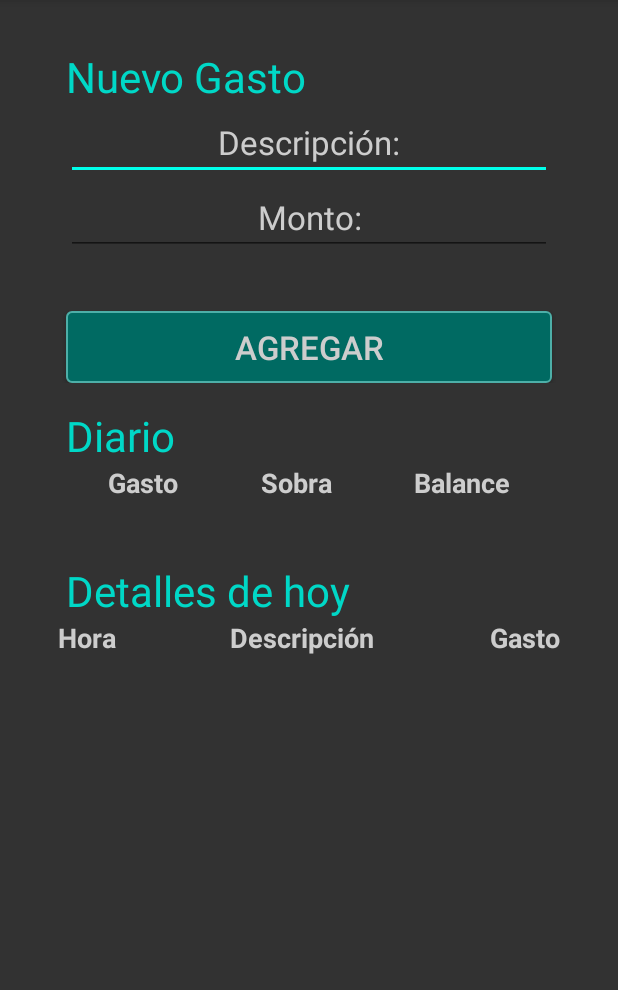
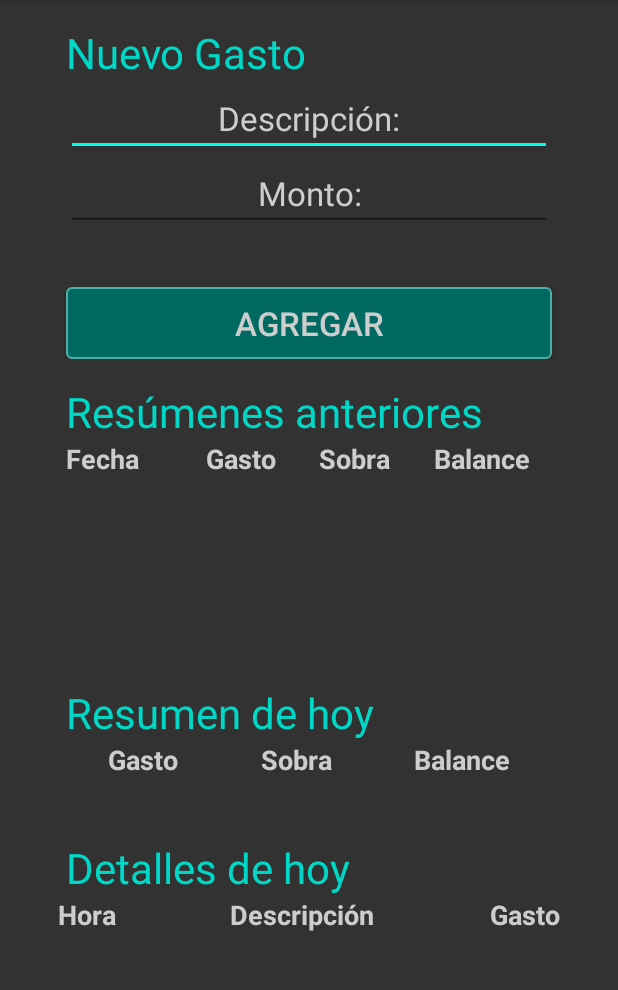
Before and after one commit to gonza56d/Caronte, an Android app: the NewDetalleDiarioActivity screen opened directly, with no data from a screen before it, on a phone screen of 412 x 824 dp, the part 84-1074 px from its top. Run offline under Robolectric (Android 15) with nearby library versions, the phone set to English and light mode, and no system bars; our stand-ins replace Room's generated code.

Commit message:
Posibilidad de ver diarios anteriores, ademas de que elimina periodos viejos para ahorrar almacenamiento.

```diff
--- a/app/src/main/java/com/caronte/diarios/business/newdetallediario/FindDetallesDiarios.java
+++ b/app/src/main/java/com/caronte/diarios/business/newdetallediario/FindDetallesDiarios.java
@@ -9,7 +9,6 @@ import com.caronte.room.AppDatabase;
 
 import java.lang.ref.WeakReference;
 import java.util.ArrayList;
-import java.util.Date;
 import java.util.List;
 
 public class FindDetallesDiarios extends AsyncTask<Void, Void, List<DetalleDiario>> {
@@ -42,6 +41,7 @@ public class FindDetallesDiarios extends AsyncTask<Void, Void, List<DetalleDiari
         } else {
             llamador.setDetallesDiarios(new ArrayList<DetalleDiario>());
         }
+        llamador.findDiariosAnteriores();
     }
 
 }
--- a/app/src/main/java/com/caronte/diarios/business/newdetallediario/FindDiario.java
+++ b/app/src/main/java/com/caronte/diarios/business/newdetallediario/FindDiario.java
@@ -8,7 +8,6 @@ import com.caronte.diarios.entities.Diario;
 import com.caronte.room.AppDatabase;
 
 import java.lang.ref.WeakReference;
-import java.util.Date;
 
 public class FindDiario extends AsyncTask<Void, Void, Diario> {
 
--- a/app/src/main/java/com/caronte/diarios/business/newdetallediario/IntBusNewDetalleDiario.java
+++ b/app/src/main/java/com/caronte/diarios/business/newdetallediario/IntBusNewDetalleDiario.java
@@ -18,6 +18,9 @@ public interface IntBusNewDetalleDiario {
     //Find Detalle Diario
     void findDetallesDiarios();
     void setDetallesDiarios(List<DetalleDiario> listDetallesDiarios);
+    //Diarios anteriores
+    void findDiariosAnteriores();
+    void setDiariosAnteriores(List<Diario> diariosAnteriores);
     //Excepciones
     void raiseException(String mensaje);
     //Update movimiento
--- a/app/src/main/java/com/caronte/diarios/business/newperiodo/IntBusNewPeriodo.java
+++ b/app/src/main/java/com/caronte/diarios/business/newperiodo/IntBusNewPeriodo.java
@@ -1,7 +1,6 @@
 package com.caronte.diarios.business.newperiodo;
 
 public interface IntBusNewPeriodo {
-
     void createPeriodoException(String exceptionMessage);
-
+    void createPeriodo();
 }
--- a/app/src/main/java/com/caronte/diarios/daos/DiarioDao.java
+++ b/app/src/main/java/com/caronte/diarios/daos/DiarioDao.java
@@ -8,6 +8,7 @@ import androidx.room.Update;
 import com.caronte.diarios.entities.Diario;
 
 import java.util.Date;
+import java.util.List;
 
 @Dao
 public interface DiarioDao {
@@ -20,6 +21,9 @@ public interface DiarioDao {
     @Query("SELECT * FROM diario where diarioId = :hoy")
     Diario getDiario(Date hoy);
 
+    @Query("SELECT * FROM diario where diarioId < :hoy and diarioId >= :inicioPeriodo")
+    List<Diario> getDiariosAnteriores(Date inicioPeriodo, Date hoy);
+
     @Query("DELETE FROM diario")
     void deleteAll();
 }
--- a/app/src/main/res/layout/new_detalle_diario_activity.xml
+++ b/app/src/main/res/layout/new_detalle_diario_activity.xml
@@ -24,8 +24,7 @@
     <TableLayout
         android:id="@+id/table_new_detalle_diario"
         android:layout_width="wrap_content"
-        android:orientation="vertical"
-        android:layout_marginTop="16sp">
+        android:orientation="vertical">
         <TextView
             android:id="@+id/lbl_detalle_diario"
             android:layout_width="wrap_content"
@@ -83,6 +82,69 @@
             android:background="@drawable/carontebutton"/>
     </TableLayout>
 
+    <!-- Tabla con los diarios anteriores -->
+    <TextView
+        android:id="@+id/lbl_diarios_anteriores"
+        android:layout_width="wrap_content"
+        android:layout_height="wrap_content"
+        android:layout_marginTop="16sp"
+        android:layout_marginHorizontal="44sp"
+        android:text="@string/resumenes_anteriores"
+        android:textSize="28sp"
+        android:textColor="@color/colorPrimary"/>
+    <TableLayout
+        android:id="@+id/table_diarios_anteriores"
+        android:layout_width="wrap_content"
+        android:orientation="vertical"
+        android:layout_marginHorizontal="44sp"
+        android:stretchColumns="*">
+        <TableRow>
+            <TextView
+                android:textAlignment="viewStart"
+                android:text="@string/fecha"
+                android:textStyle="bold"
+                android:textSize="18sp"
+                android:textColor="@color/softgray"/>
+            <TextView
+                android:textAlignment="center"
+                android:text="@string/gasto"
+                android:textStyle="bold"
+                android:textSize="18sp"
+                android:textColor="@color/softgray"/>
+            <TextView
+                android:textAlignment="center"
+                android:text="@string/sobra"
+                android:textStyle="bold"
+                android:textSize="18sp"
+                android:textColor="@color/softgray"/>
+            <TextView
+                android:textAlignment="center"
+                android:text="@string/balance"
+                android:textStyle="bold"
+                android:textSize="18sp"
+                android:textColor="@color/softgray"/>
+        </TableRow>
+    </TableLayout>
+    <ScrollView
+        android:layout_width="fill_parent"
+        android:layout_height="fill_parent"
+        android:scrollbars="none"
+        android:layout_weight="1">
+        <LinearLayout
+            android:layout_width="fill_parent"
+            android:layout_height="wrap_content"
+            android:orientation="vertical">
+            <TableLayout
+                android:id="@+id/table_list_diarios_anteriores"
+                android:layout_width="wrap_content"
+                android:orientation="vertical"
+                android:layout_marginHorizontal="44sp"
+                android:stretchColumns="*"
+                android:layout_height="fill_parent">
+            </TableLayout>
+        </LinearLayout>
+    </ScrollView>
+
     <!-- Tabla con info del diario -->
     <TextView
         android:id="@+id/lbl_diario"
@@ -90,7 +152,7 @@
         android:layout_height="wrap_content"
         android:layout_marginTop="16sp"
         android:layout_marginHorizontal="44sp"
-        android:text="@string/diario"
+        android:text="@string/resumen_hoy"
         android:textSize="28sp"
         android:textColor="@color/colorPrimary"/>
     <TableLayout
@@ -195,7 +257,6 @@
         android:layout_height="wrap_content"
         android:text=""
         android:textAlignment="center"
-        android:layout_marginTop="8sp"
-        android:textSize="22sp"/>
+        android:textSize="18sp"/>
 
 </TableLayout>
--- a/app/src/main/res/values/strings.xml
+++ b/app/src/main/res/values/strings.xml
@@ -13,10 +13,12 @@
     <string name="new_periodo_aceptar">Comenzar</string>
     <!-- tabla de detalles de gastos -->
     <string name="detalles_hoy">Detalles de hoy</string>
+    <string name="fecha">Fecha</string>
     <string name="hora">Hora</string>
     <string name="descripcion">Descripción</string>
     <string name="gasto">Gasto</string>
     <string name="sobra">Sobra</string>
     <string name="balance">Balance</string>
-    <string name="diario">Diario</string>
+    <string name="resumen_hoy">Resumen de hoy</string>
+    <string name="resumenes_anteriores">Resúmenes anteriores</string>
 </resources>
```
Also changed, not shown: app/src/main/java/com/caronte/NewDetalleDiarioActivity.java (+56 -0 lines), app/src/main/java/com/caronte/NewPeriodoActivity.java (+11 -5 lines), app/src/main/java/com/caronte/diarios/business/newdetallediario/FindDiariosAnteriores.java (added, +47 -0 lines), app/src/main/java/com/caronte/diarios/business/newperiodo/DeleteOldPeriodos.java (added, +38 -0 lines), app/src/main/java/com/caronte/diarios/entities/Diario.java (+10 -0 lines).
